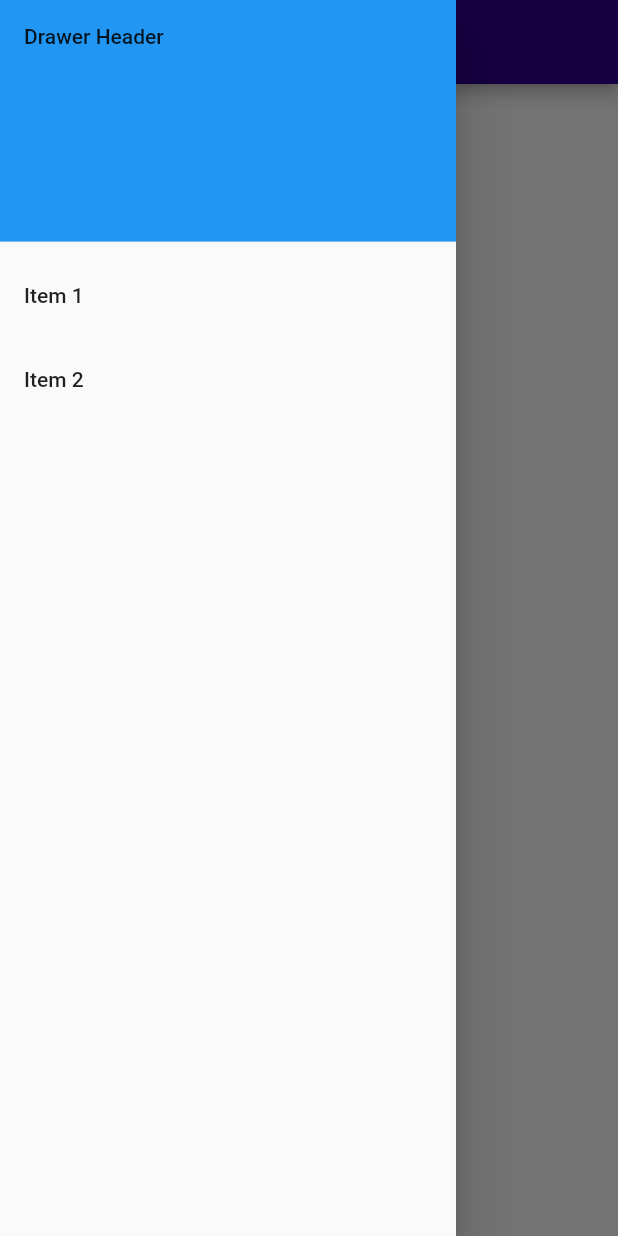
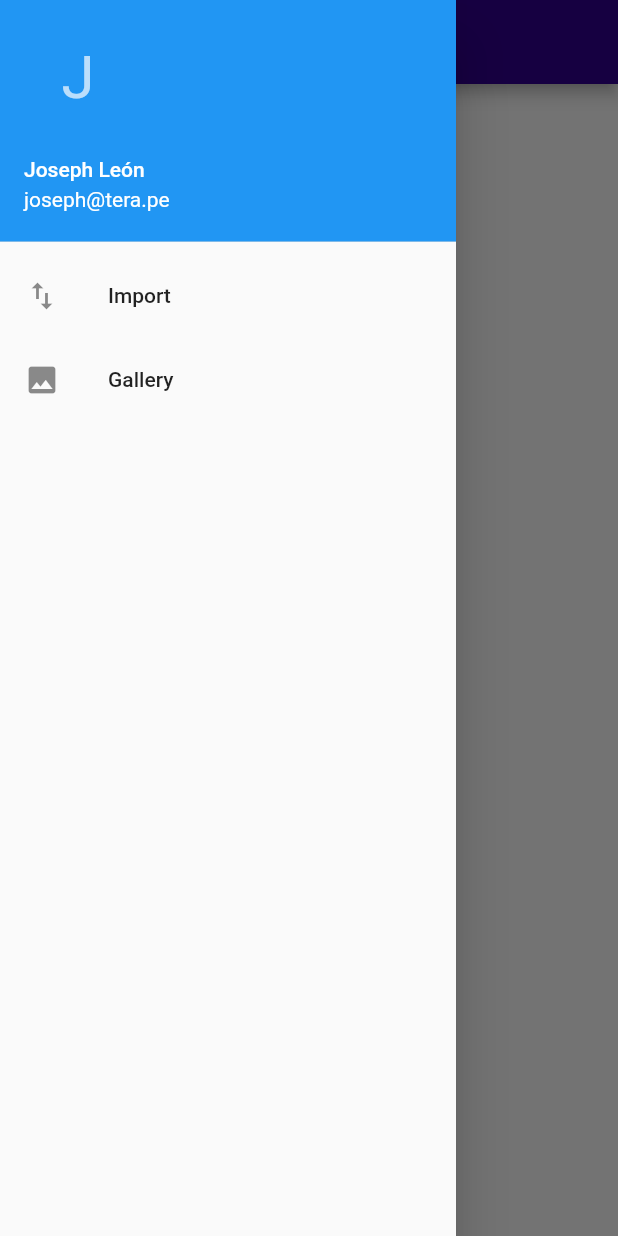
Before and after one commit to leonus96/NavigationDrawerFlutter, a Flutter app: the screen it shows after launch, with the side drawer open, on a phone screen of 412 x 824 dp. Run offline on Flutter 3.47's test engine with Material 2 defaults, Android fonts, the phone set to English and light mode, and no system bars.

Commit message:
2da parte

```diff
--- /dev/null
+++ b/lib/gallery.dart
@@ -0,0 +1,8 @@
+import 'package:flutter/material.dart';
+
+class Gallery extends StatelessWidget {
+  @override
+  Widget build(BuildContext context) {
+    return Center(child: Text("GALLERY", style: TextStyle(fontSize: 40.0),),);
+  }
+}
--- a/lib/home.dart
+++ b/lib/home.dart
@@ -1,6 +1,24 @@
 import 'package:flutter/material.dart';
+import 'import.dart';
+import 'gallery.dart';
 
-class Home extends StatelessWidget {
+class Home extends StatefulWidget {
+  HomeState createState() => HomeState();
+}
+
+class HomeState extends State<Home> {
+  int _selectDrawerIndex = 0;
+
+  _getDrawerItemWidget(int pos) {
+    switch(pos){
+      case 0: return Import();
+      case 1: return Gallery();
+    }
+  }
+
+  _onSelectItem(int pos) {
+    setState(() => _selectDrawerIndex = pos);
+  }
   @override
   Widget build(BuildContext context) {
     return Scaffold(
@@ -9,29 +27,33 @@ class Home extends StatelessWidget {
       ),
       drawer: Drawer(
         child: ListView(
-          padding: EdgeInsets.zero,
           children: <Widget>[
-            DrawerHeader(
-              child: Text('Drawer Header'),
-              decoration: BoxDecoration(
-                color: Colors.blue,
+            UserAccountsDrawerHeader(
+              accountName: Text('Joseph León'),
+              accountEmail: Text('joseph@tera.pe'),
+              currentAccountPicture: CircleAvatar(
+                backgroundColor: Colors.blue,
+                child: Text("J", style: TextStyle(fontSize: 40.0),),
               ),
             ),
             ListTile(
-              title: Text('Item 1'),
+              title: Text('Import'),
+              leading: Icon(Icons.import_export),
               onTap: (){
-
+                _onSelectItem(0);
               },
             ),
             ListTile(
-              title: Text('Item 2'),
+              title: Text('Gallery'),
+              leading: Icon(Icons.photo),
               onTap: (){
-
+                _onSelectItem(1);
               },
             )
           ],
         ),
       ),
+      body: _getDrawerItemWidget(_selectDrawerIndex),
     );
   }
 }
--- /dev/null
+++ b/lib/import.dart
@@ -0,0 +1,8 @@
+import 'package:flutter/material.dart';
+
+class Import extends StatelessWidget {
+  @override
+  Widget build(BuildContext context) {
+    return Center(child: Text("IMPORT", style: TextStyle(fontSize: 40.0),),);
+  }
+}
--- a/lib/main.dart
+++ b/lib/main.dart
@@ -1,9 +1,7 @@
 import 'package:flutter/material.dart';
 import 'home.dart';
 
-void main(){
-  runApp(Aplication());
-}
+void main() => runApp(Aplication());
 
 class Aplication extends StatelessWidget {
   @override
@@ -14,7 +12,7 @@ class Aplication extends StatelessWidget {
       theme: ThemeData(
         primaryColor: Color(0xFF2F008E),
         accentColor: Color(0xFFFDD303),
-      ),
+      )
     );
   }
 }
```
